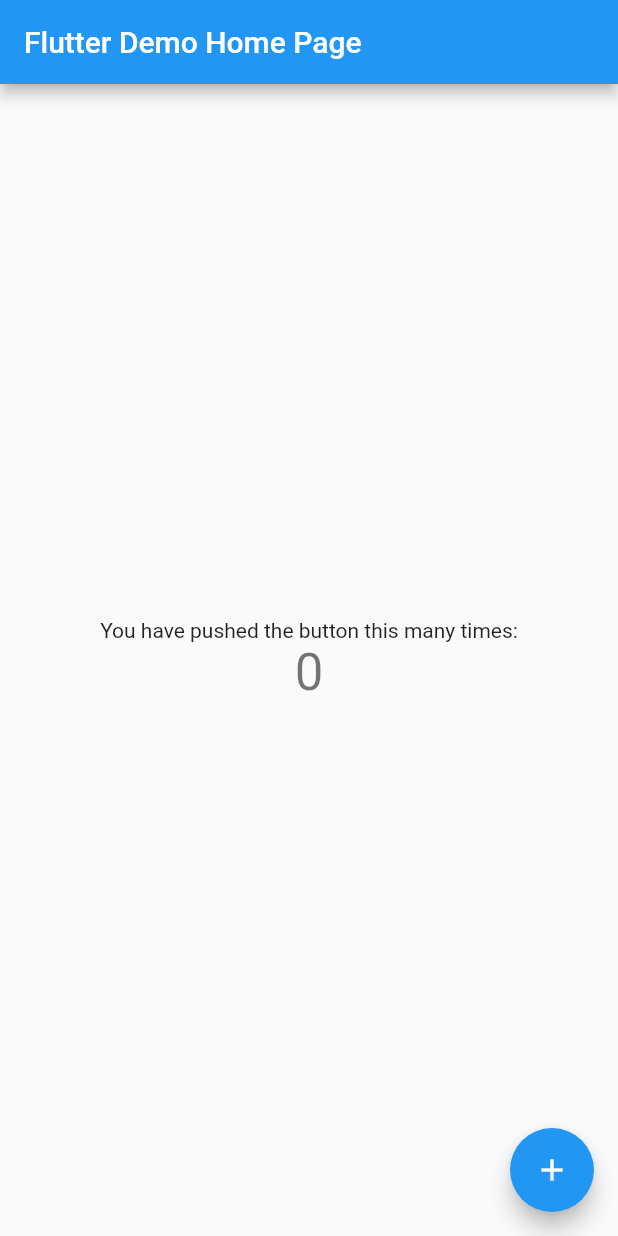
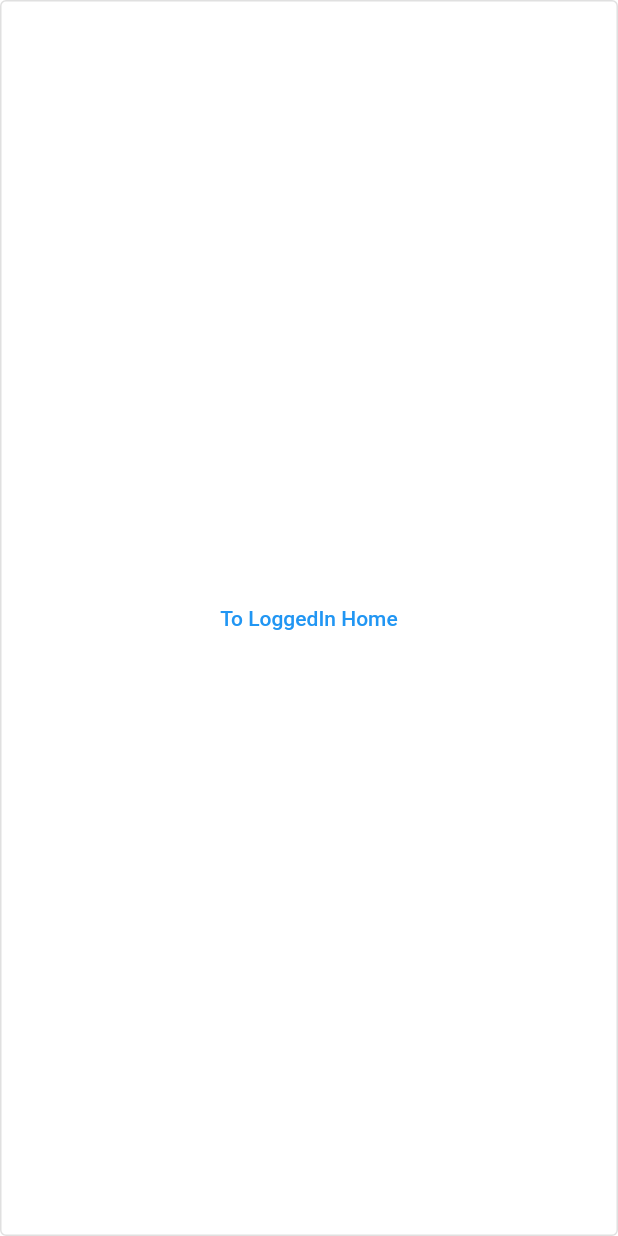
Before and after one commit to ntjim/1330-HazelSite, a Flutter app: the screen it shows after launch, on a phone screen of 412 x 824 dp. Run offline on Flutter 3.47's test engine with Material 2 defaults, Android fonts, the phone set to English and light mode, and no system bars.

Commit message:
commit initial page files

```diff
--- a/hazel/lib/main.dart
+++ b/hazel/lib/main.dart
@@ -1,4 +1,5 @@
 import 'package:flutter/material.dart';
+import './public_home.dart';
 
 void main() {
   runApp(const MyApp());
@@ -11,105 +12,11 @@ class MyApp extends StatelessWidget {
   @override
   Widget build(BuildContext context) {
     return MaterialApp(
-      title: 'Flutter Demo',
+      title: 'Hazel',
       theme: ThemeData(
-        // This is the theme of your application.
-        //
-        // Try running your application with "flutter run". You'll see the
-        // application has a blue toolbar. Then, without quitting the app, try
-        // changing the primarySwatch below to Colors.green and then invoke
-        // "hot reload" (press "r" in the console where you ran "flutter run",
-        // or simply save your changes to "hot reload" in a Flutter IDE).
-        // Notice that the counter didn't reset back to zero; the application
-        // is not restarted.
         primarySwatch: Colors.blue,
       ),
-      home: const MyHomePage(title: 'Flutter Demo Home Page'),
+      home: const PublicHomePage(),
     );
   }
 }
-
-class MyHomePage extends StatefulWidget {
-  const MyHomePage({Key? key, required this.title}) : super(key: key);
-
-  // This widget is the home page of your application. It is stateful, meaning
-  // that it has a State object (defined below) that contains fields that affect
-  // how it looks.
-
-  // This class is the configuration for the state. It holds the values (in this
-  // case the title) provided by the parent (in this case the App widget) and
-  // used by the build method of the State. Fields in a Widget subclass are
-  // always marked "final".
-
-  final String title;
-
-  @override
-  State<MyHomePage> createState() => _MyHomePageState();
-}
-
-class _MyHomePageState extends State<MyHomePage> {
-  int _counter = 0;
-
-  void _incrementCounter() {
-    setState(() {
-      // This call to setState tells the Flutter framework that something has
-      // changed in this State, which causes it to rerun the build method below
-      // so that the display can reflect the updated values. If we changed
-      // _counter without calling setState(), then the build method would not be
-      // called again, and so nothing would appear to happen.
-      _counter++;
-    });
-  }
-
-  @override
-  Widget build(BuildContext context) {
-    // This method is rerun every time setState is called, for instance as done
-    // by the _incrementCounter method above.
-    //
-    // The Flutter framework has been optimized to make rerunning build methods
-    // fast, so that you can just rebuild anything that needs updating rather
-    // than having to individually change instances of widgets.
-    return Scaffold(
-      appBar: AppBar(
-        // Here we take the value from the MyHomePage object that was created by
-        // the App.build method, and use it to set our appbar title.
-        title: Text(widget.title),
-      ),
-      body: Center(
-        // Center is a layout widget. It takes a single child and positions it
-        // in the middle of the parent.
-        child: Column(
-          // Column is also a layout widget. It takes a list of children and
-          // arranges them vertically. By default, it sizes itself to fit its
-          // children horizontally, and tries to be as tall as its parent.
-          //
-          // Invoke "debug painting" (press "p" in the console, choose the
-          // "Toggle Debug Paint" action from the Flutter Inspector in Android
-          // Studio, or the "Toggle Debug Paint" command in Visual Studio Code)
-          // to see the wireframe for each widget.
-          //
-          // Column has various properties to control how it sizes itself and
-          // how it positions its children. Here we use mainAxisAlignment to
-          // center the children vertically; the main axis here is the vertical
-          // axis because Columns are vertical (the cross axis would be
-          // horizontal).
-          mainAxisAlignment: MainAxisAlignment.center,
-          children: <Widget>[
-            const Text(
-              'You have pushed the button this many times:',
-            ),
-            Text(
-              '$_counter',
-              style: Theme.of(context).textTheme.headline4,
-            ),
-          ],
-        ),
-      ),
-      floatingActionButton: FloatingActionButton(
-        onPressed: _incrementCounter,
-        tooltip: 'Increment',
-        child: const Icon(Icons.add),
-      ), // This trailing comma makes auto-formatting nicer for build methods.
-    );
-  }
-}
--- /dev/null
+++ b/hazel/lib/public_home.dart
@@ -0,0 +1,26 @@
+import 'package:flutter/material.dart';
+import './private_home.dart';
+
+class PublicHomePage extends StatefulWidget {
+  const PublicHomePage({Key? key}) : super(key: key);
+
+  @override
+  _PublicHomePageState createState() => _PublicHomePageState();
+}
+
+class _PublicHomePageState extends State<PublicHomePage> {
+  @override
+  Widget build(BuildContext context) {
+    return OutlinedButton(
+        child: const Text('To LoggedIn Home',
+            style: TextStyle(
+              color: Colors.blue,
+            )),
+        onPressed: () {
+          Navigator.push(
+            context,
+            MaterialPageRoute(builder: (context) => PrivateHomePage()),
+          );
+        });
+  }
+}
```
Also changed, not shown: hazel/lib/login.dart (added, +20 -0 lines), hazel/lib/private_home.dart (added, +31 -0 lines).
